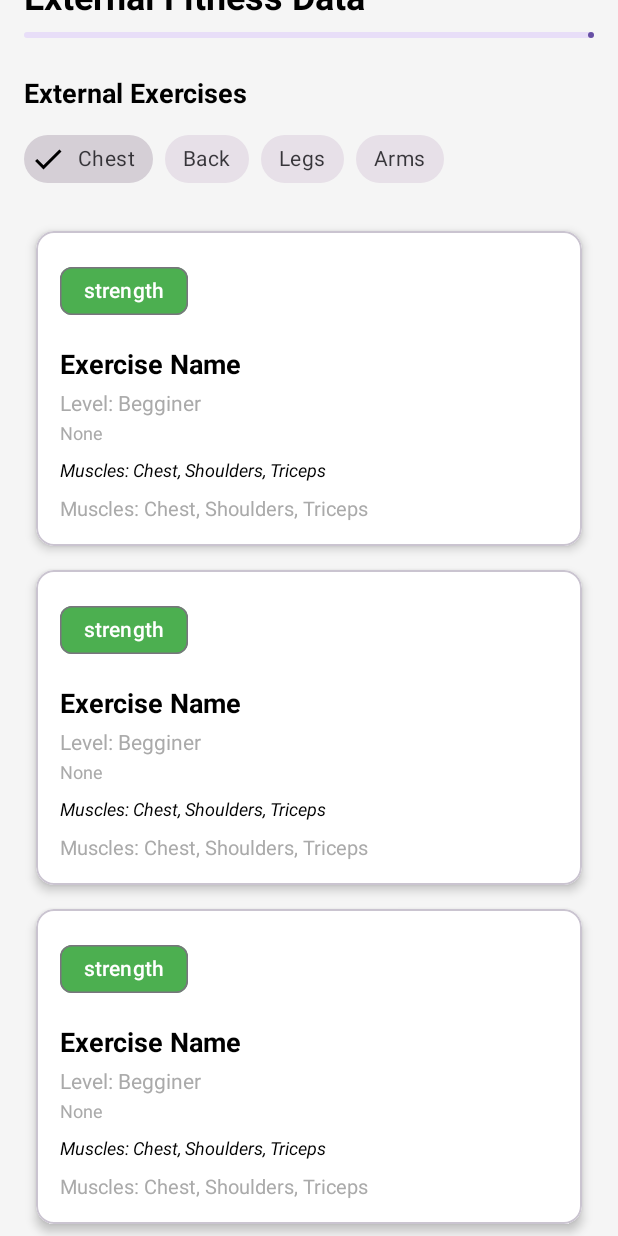
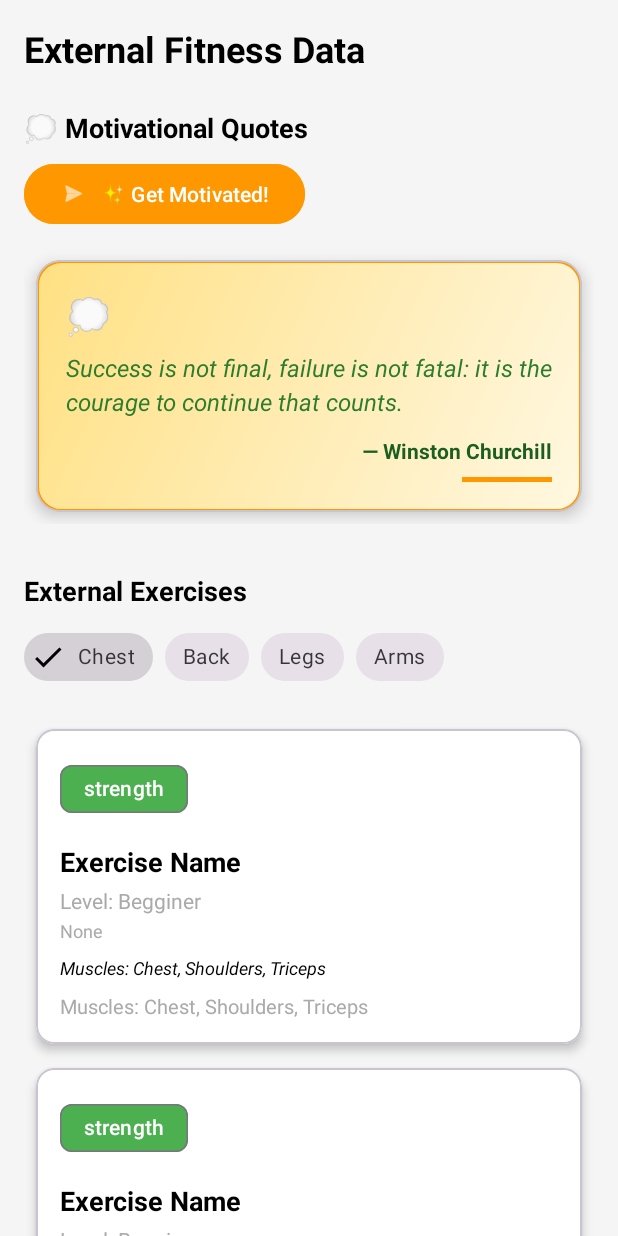
Before and after one commit to andreeavilcu/FitTracker_Android, an Android app: the layout fragment_api_data.xml on its own in the app's theme, with its tools: preview values and no code run, on a phone screen of 412 x 824 dp. Run offline under Robolectric (Android 15) with nearby library versions, the phone set to English and light mode, and no system bars.

Commit message:
implemented external quote api + added some selectors

```diff
--- a/app/src/main/res/drawable/chip_selected_background.xml
+++ b/app/src/main/res/drawable/chip_selected_background.xml
@@ -8,5 +8,5 @@
 
     <stroke
         android:width="2dp"
-        android:color="#9C27B0" />
+        android:color="#CE93D8" />
 </shape>
--- /dev/null
+++ b/app/src/main/res/drawable/quote_gradient_background.xml
@@ -0,0 +1,16 @@
+<shape xmlns:android="http://schemas.android.com/apk/res/android"
+    android:shape="rectangle">
+
+    <gradient
+        android:startColor="#FFF8E1"
+        android:centerColor="#FFECB3"
+        android:endColor="#FFE082"
+        android:angle="135" />
+
+    <corners android:radius="16dp" />
+
+    <stroke
+        android:width="2dp"
+        android:color="#FF9800" />
+
+</shape>
--- a/app/src/main/res/drawable/rounded_background.xml
+++ b/app/src/main/res/drawable/rounded_background.xml
@@ -2,13 +2,13 @@
 <shape xmlns:android="http://schemas.android.com/apk/res/android"
     android:shape="rectangle">
 
-    <solid android:color="#2196F3" />
+    <solid android:color="#BA68C8" />
 
     <corners android:radius="16dp"/>
 
     <stroke
         android:width="1dp"
-        android:color="#1976D2"/>
+        android:color="#CE93D8"/>
 
 
 </shape>
--- a/app/src/main/res/layout/fragment_api_data.xml
+++ b/app/src/main/res/layout/fragment_api_data.xml
@@ -33,22 +33,61 @@
             android:visibility="gone"
             app:layout_constraintEnd_toEndOf="parent"
             app:layout_constraintStart_toStartOf="parent"
-            app:layout_constraintTop_toBottomOf="@id/titleApiData"
-            tools:visibility="visible" />
+            app:layout_constraintTop_toBottomOf="@id/titleApiData" />
+
+        <!-- ✨ ADAUGĂ: Motivational Quotes Section -->
+        <TextView
+            android:id="@+id/titleQuotes"
+            android:layout_width="0dp"
+            android:layout_height="wrap_content"
+            android:layout_marginTop="24dp"
+            android:text="💭 Motivational Quotes"
+            android:textColor="@color/black"
+            android:textSize="18sp"
+            android:textStyle="bold"
+            app:layout_constraintEnd_toEndOf="parent"
+            app:layout_constraintStart_toStartOf="parent"
+            app:layout_constraintTop_toBottomOf="@id/progressIndicator" />
+
+        <com.google.android.material.button.MaterialButton
+            android:id="@+id/buttonLoadQuotes"
+            android:layout_width="wrap_content"
+            android:layout_height="wrap_content"
+            android:layout_marginTop="8dp"
+            android:text="✨ Get Motivated!"
+            android:backgroundTint="#FF9800"
+            android:textColor="@color/white"
+            app:icon="@android:drawable/ic_menu_send"
+            app:layout_constraintStart_toStartOf="parent"
+            app:layout_constraintTop_toBottomOf="@id/titleQuotes" />
+
+        <!-- Quotes RecyclerView (Horizontal) -->
+        <androidx.recyclerview.widget.RecyclerView
+            android:id="@+id/recyclerViewQuotes"
+            android:layout_width="0dp"
+            android:layout_height="wrap_content"
+            android:layout_marginTop="12dp"
+            android:orientation="horizontal"
+            app:layoutManager="androidx.recyclerview.widget.LinearLayoutManager"
+            app:layout_constraintEnd_toEndOf="parent"
+            app:layout_constraintStart_toStartOf="parent"
+            app:layout_constraintTop_toBottomOf="@id/buttonLoadQuotes"
+            tools:itemCount="2"
+            tools:listitem="@layout/item_quote" />
 
         <!-- Exercise Section -->
         <TextView
             android:id="@+id/titleExercises"
             android:layout_width="0dp"
             android:layout_height="wrap_content"
-            android:layout_marginTop="24dp"
+            android:layout_marginTop="32dp"
             android:text="@string/external_exercises"
             android:textColor="@color/black"
             android:textSize="18sp"
             android:textStyle="bold"
             app:layout_constraintEnd_toEndOf="parent"
             app:layout_constraintStart_toStartOf="parent"
-            app:layout_constraintTop_toBottomOf="@id/progressIndicator" />
+            app:layout_constraintTop_toBottomOf="@id/recyclerViewQuotes" />
 
         <!-- Muscle Group Chips -->
         <HorizontalScrollView
@@ -102,28 +141,6 @@
 
         </HorizontalScrollView>
 
-        <!-- Search Input (hidden for now) -->
-        <com.google.android.material.textfield.TextInputLayout
-            android:id="@+id/searchInputLayout"
-            style="@style/Widget.MaterialComponents.TextInputLayout.OutlinedBox"
-            android:layout_width="0dp"
-            android:layout_height="wrap_content"
-            android:layout_marginTop="8dp"
-            android:hint="@string/search_exercises"
-            android:visibility="gone"
-            app:layout_constraintEnd_toEndOf="parent"
-            app:layout_constraintStart_toStartOf="parent"
-            app:layout_constraintTop_toBottomOf="@id/chipScrollView">
-
-            <com.google.android.material.textfield.TextInputEditText
-                android:id="@+id/searchEditText"
-                android:layout_width="match_parent"
-                android:layout_height="wrap_content"
-                android:inputType="text"
-                android:maxLines="1" />
-
-        </com.google.android.material.textfield.TextInputLayout>
-
         <!-- External Exercises RecyclerView -->
         <androidx.recyclerview.widget.RecyclerView
             android:id="@+id/recyclerViewExercises"
@@ -173,8 +190,7 @@
                 android:layout_height="wrap_content"
                 android:inputType="text"
                 android:maxLines="1"
-                android:textColor="@color/black"
-                android:textColorHint="@android:color/darker_gray" />
+                android:textColor="@color/black" />
 
         </com.google.android.material.textfield.TextInputLayout>
 
--- a/app/src/main/res/layout/fragment_exercises.xml
+++ b/app/src/main/res/layout/fragment_exercises.xml
@@ -4,14 +4,14 @@
     xmlns:tools="http://schemas.android.com/tools"
     android:layout_width="match_parent"
     android:layout_height="match_parent"
-    android:background="#F5F5F5"
+    android:background="@color/black"
     tools:context=".ui.exercises.ExercisesFragment">
 
     <com.google.android.material.appbar.MaterialToolbar
         android:id="@+id/toolbar"
         android:layout_width="0dp"
         android:layout_height="?attr/actionBarSize"
-        android:background="@color/black"
+        android:background="#3F51B5"
         app:title="Exercises"
         app:titleTextColor="@color/white"
         app:layout_constraintEnd_toEndOf="parent"
--- a/app/src/main/res/layout/fragment_login.xml
+++ b/app/src/main/res/layout/fragment_login.xml
@@ -64,6 +64,8 @@
         android:text="@string/do_login"
         app:layout_constraintBottom_toTopOf="@+id/goToRegisterButton"
         app:layout_constraintEnd_toEndOf="parent"
+        android:background="@drawable/button_selector"
+        android:textColor="@color/purple_text_selector"
         app:layout_constraintStart_toStartOf="parent" />
 
     <Button
--- a/app/src/main/res/layout/item_exercise.xml
+++ b/app/src/main/res/layout/item_exercise.xml
@@ -24,7 +24,7 @@
             android:layout_height="wrap_content"
             android:text="@string/exercise_type_strength"
             android:textSize="15sp"
-            app:chipBackgroundColor="@color/black"
+            app:chipBackgroundColor="#CE93D8"
             android:textColor="@color/white"
             app:chipMinHeight="24dp"
             app:layout_constraintStart_toStartOf="parent"
@@ -38,7 +38,7 @@
             android:layout_marginStart="8dp"
             android:text="@string/difficulty_intermediate"
             android:textSize="15sp"
-            app:chipBackgroundColor="@color/black"
+            app:chipBackgroundColor="#CE93D8"
             android:textColor="@color/white"
             app:chipMinHeight="24dp"
             app:layout_constraintStart_toEndOf="@id/chipExerciseType"
--- /dev/null
+++ b/app/src/main/res/layout/item_quote.xml
@@ -0,0 +1,63 @@
+<?xml version="1.0" encoding="utf-8"?>
+<com.google.android.material.card.MaterialCardView xmlns:android="http://schemas.android.com/apk/res/android"
+    xmlns:app="http://schemas.android.com/apk/res-auto"
+    xmlns:tools="http://schemas.android.com/tools"
+    android:layout_width="match_parent"
+    android:layout_height="wrap_content"
+    android:layout_margin="8dp"
+    app:cardCornerRadius="16dp"
+    app:cardElevation="6dp"
+    app:cardBackgroundColor="#FFF8E1">
+
+    <LinearLayout
+        android:layout_width="match_parent"
+        android:layout_height="wrap_content"
+        android:orientation="vertical"
+        android:padding="20dp"
+        android:background="@drawable/quote_gradient_background">
+
+        <!-- 💭 Quote Icon -->
+        <TextView
+            android:layout_width="wrap_content"
+            android:layout_height="wrap_content"
+            android:text="💭"
+            android:textSize="24sp"
+            android:layout_gravity="start"
+            android:layout_marginBottom="8dp" />
+
+        <!-- 📝 Quote Text -->
+        <TextView
+            android:id="@+id/textQuote"
+            android:layout_width="match_parent"
+            android:layout_height="wrap_content"
+            android:text="Success is not final, failure is not fatal: it is the courage to continue that counts."
+            android:textColor="#2E7D2E"
+            android:textSize="16sp"
+            android:textStyle="italic"
+            android:lineSpacingExtra="4dp"
+            android:layout_marginBottom="12dp"
+            tools:text="Success is not final, failure is not fatal: it is the courage to continue that counts." />
+
+
+        <TextView
+            android:id="@+id/textAuthor"
+            android:layout_width="match_parent"
+            android:layout_height="wrap_content"
+            android:text="— Winston Churchill"
+            android:textColor="#1B5E20"
+            android:textSize="14sp"
+            android:textStyle="bold"
+            android:gravity="end"
+            tools:text="— Winston Churchill" />
+
+        <!-- 🌟 Motivational Accent -->
+        <View
+            android:layout_width="60dp"
+            android:layout_height="3dp"
+            android:layout_marginTop="8dp"
+            android:background="#FF9800"
+            android:layout_gravity="end" />
+
+    </LinearLayout>
+
+</com.google.android.material.card.MaterialCardView>
--- a/app/src/main/res/values/strings.xml
+++ b/app/src/main/res/values/strings.xml
@@ -82,6 +82,11 @@
     <string name="search">Search</string>
     <string name="nutrtion_info">Nutrition info</string>
     <string name="nutrition_info">Nutrtion info</string>
+    <string name="save_exercise">Save Exercise</string>
+    <string name="appearance">Appearance</string>
+    <string name="dark_mode">🌙 Dark Mode</string>
+    <string name="notifications">Notifications</string>
+    <string name="workout_settings">Workout Settings\n</string>
 
 
 </resources>
```
Also changed, not shown: app/src/main/java/com/example/fittracker_android/data/api/ApiDataFragment.kt (+27 -4 lines), app/src/main/java/com/example/fittracker_android/data/api/ApiDataViewModel.kt (+28 -0 lines), app/src/main/java/com/example/fittracker_android/data/api/adapters/QuoteAdapter.kt (added, +55 -0 lines), app/src/main/java/com/example/fittracker_android/data/api/service/QuoteApiService.kt (+8 -3 lines), app/src/main/java/com/example/fittracker_android/data/repository/ApiRepository.kt (+7 -4 lines), app/src/main/res/color/purple_text_selector.xml (added, +14 -0 lines), app/src/main/res/drawable/button_selector.xml (added, +38 -0 lines), app/src/main/res/drawable/chip_background.xml (added, +29 -0 lines), app/src/main/res/drawable/fab_selector.xml (added, +22 -0 lines), app/src/main/res/layout/fragment_add_exercise.xml (+4 -4 lines), app/src/main/res/layout/fragment_settings.xml (+12 -9 lines).
